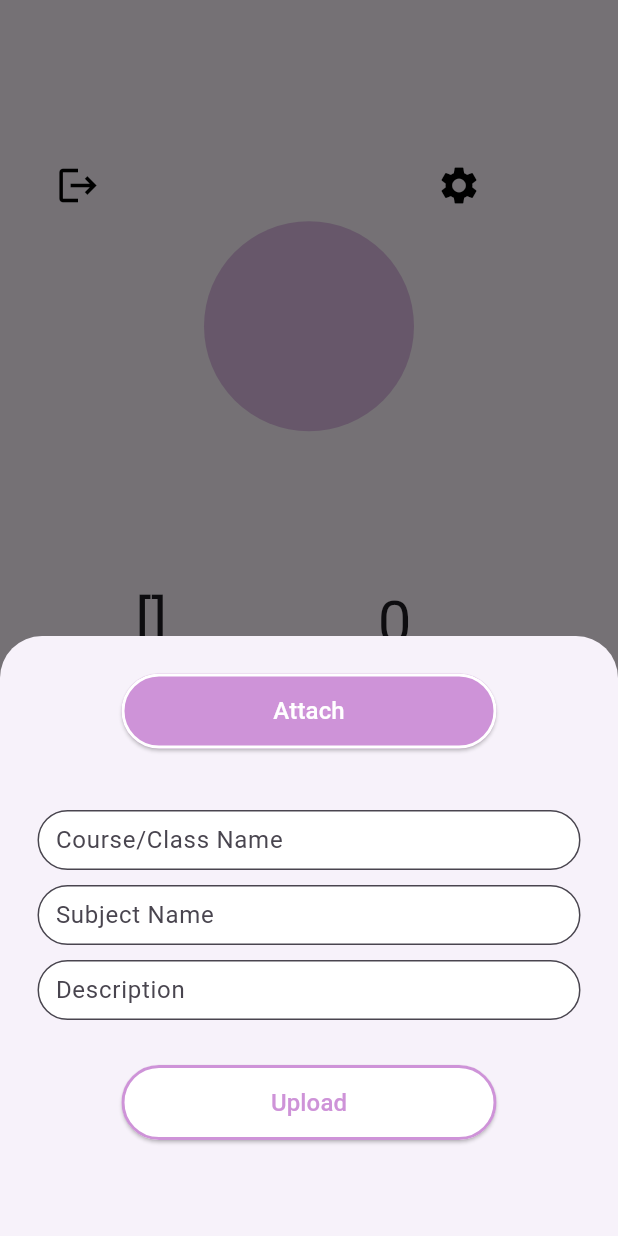
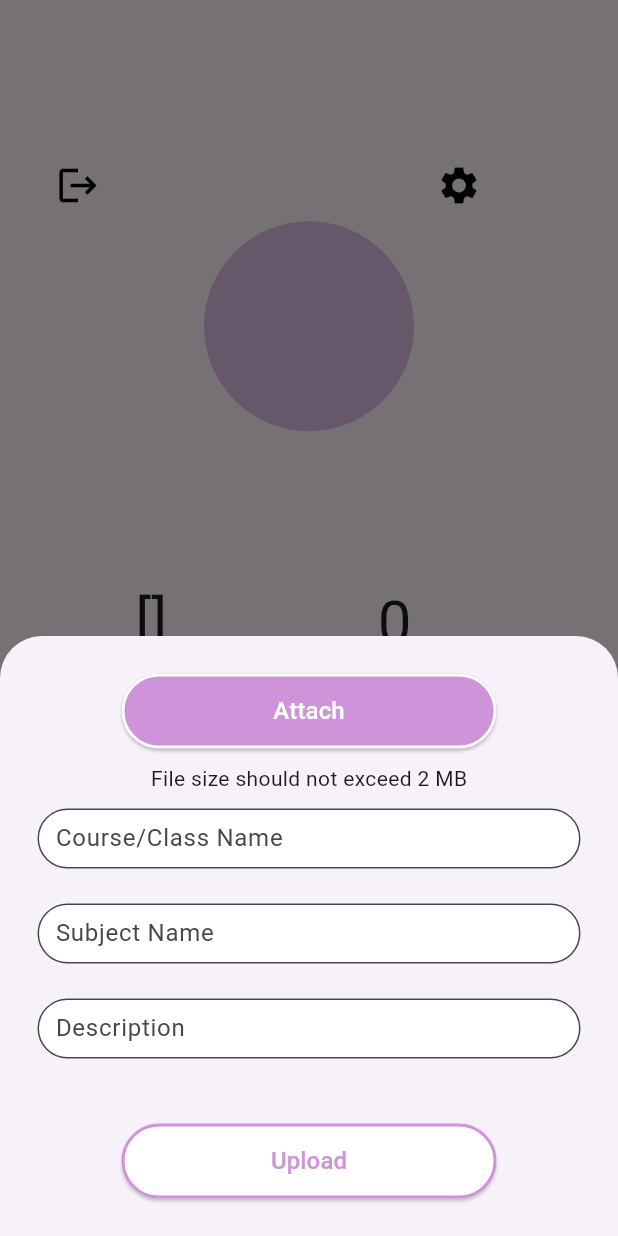
Before and after one commit to Mayankk074/notesgram, a Flutter app: the screen it shows once a user with an empty profile is signed in, item 4 of the bottom bar chosen, after a tap on "Upload", on a phone screen of 412 x 824 dp. Run offline on Flutter 3.47's test engine with Material 3 defaults, Android fonts, the light colour scheme and no system bars; our stand-ins replace cloud_firestore, file_picker, firebase_auth, firebase_core, firebase_storage, flutter_spinkit and 2 more; accounts and stored records are empty; network calls fail.

Commit message:
Added restriction on upload size and implemented delete button for uploader

```diff
--- a/lib/pages/home/profile/uploadForm.dart
+++ b/lib/pages/home/profile/uploadForm.dart
@@ -27,7 +27,7 @@ class _UploadFormState extends State<UploadForm> {
   String? _currentSubject;
   String? _currentDescription;
 
-  String fileName='';
+  String fileName='File size should not exceed 2 MB';
   File? pdf;
 
   @override
@@ -40,7 +40,6 @@ class _UploadFormState extends State<UploadForm> {
       child: Form(
         key: _formKey,
         child: Column(
-          // mainAxisSize: MainAxisSize.min,
           children: [
             ElevatedButton(
               onPressed: () async {
@@ -50,6 +49,9 @@ class _UploadFormState extends State<UploadForm> {
                   allowedExtensions: ['pdf'],
                 );
                 if (result != null) {
+                  int size=result.files.first.size;
+                  //Comparing the size to 2 MB
+                  if(size < 2048000){
                     XFile? file = result.files.first.xFile;
                     pdf = File(file.path);
                     //fileName
@@ -59,6 +61,14 @@ class _UploadFormState extends State<UploadForm> {
                       temp=temp.replaceAll(".pdf", "");
                       fileName = temp;
                     });
+                  }
+                  else{
+                    setState(() {
+                      //Clearing the memory
+                      pdf=null;
+                      fileName='File size should not exceed 2 MB';
+                    });
+                  }
                 }
               },
               style: buttonStyleSignIn,
@@ -73,35 +83,41 @@ class _UploadFormState extends State<UploadForm> {
             const SizedBox(height: 10.0,),
             Text(fileName),
             const SizedBox(height: 10.0,),
-            TextFormField(
+            Expanded(
+              child: TextFormField(
                 decoration: textInputDecoration.copyWith(
                   hintText: 'Course/Class Name'
                 ),
                 validator: (val) => val!.isEmpty ? "Enter Course" : null,
                 onChanged: (val) => setState(() => _currentCourse=val),
               ),
+            ),
             const SizedBox(height: 10.0,),
-            TextFormField(
+            Expanded(
+              child: TextFormField(
                 decoration: textInputDecoration.copyWith(
                   hintText: 'Subject Name'
                 ),
                 validator: (val) => val!.isEmpty ? "Enter Subject" : null,
                 onChanged: (val) => setState(() => _currentSubject=val),
               ),
+            ),
             const SizedBox(height: 10.0,),
-            TextFormField(
+            Expanded(
+              child: TextFormField(
                 decoration: textInputDecoration.copyWith(
                     hintText: 'Description'
                 ),
                 validator: (val) => val!.isEmpty ? "Enter Description" : null,
                 onChanged: (val) => setState(() => _currentDescription=val),
               ),
+            ),
             const SizedBox(height: 30.0,),
             ElevatedButton(
               style: buttonStyleSignUp,
               onPressed: () async {
 
-                if(_formKey.currentState!.validate()){
+                if(_formKey.currentState!.validate() && pdf != null){
                   Navigator.pushNamed(context, '/loadingShared');
                   //uploading the pdf to firebase storage
                   String url =
```
Also changed, not shown: lib/pages/home/notesTile.dart (+8 -0 lines), lib/pages/home/upload.dart (+5 -6 lines), lib/services/database.dart (+48 -0 lines). Lines whose indentation alone changed are shown as unchanged.
